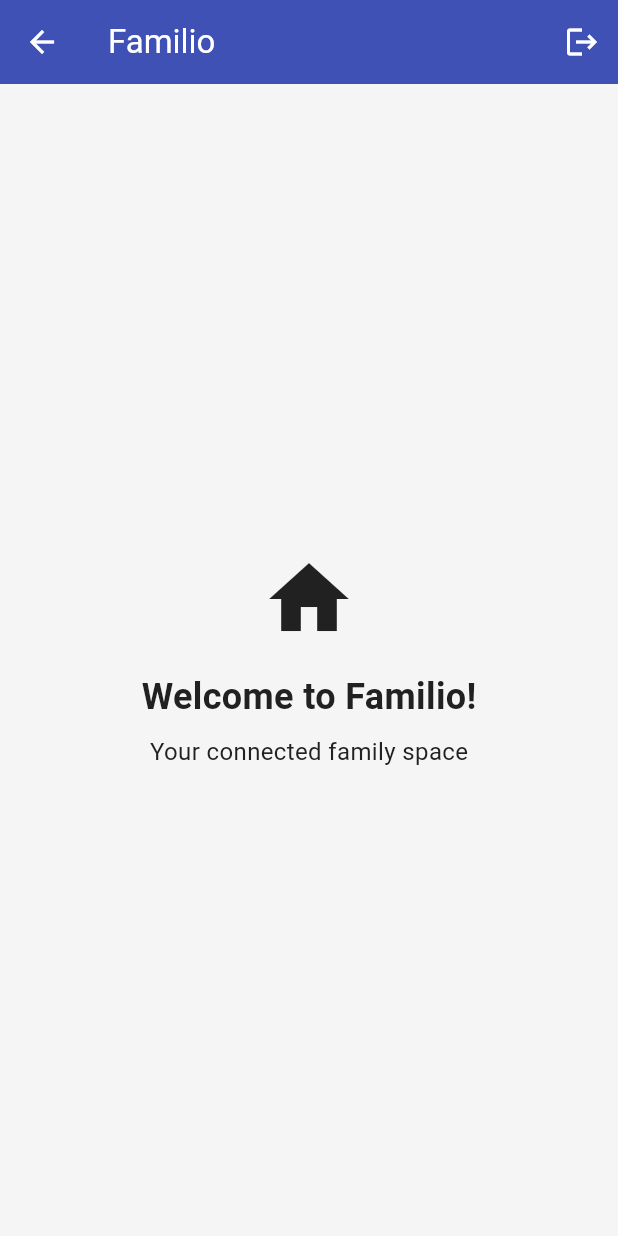
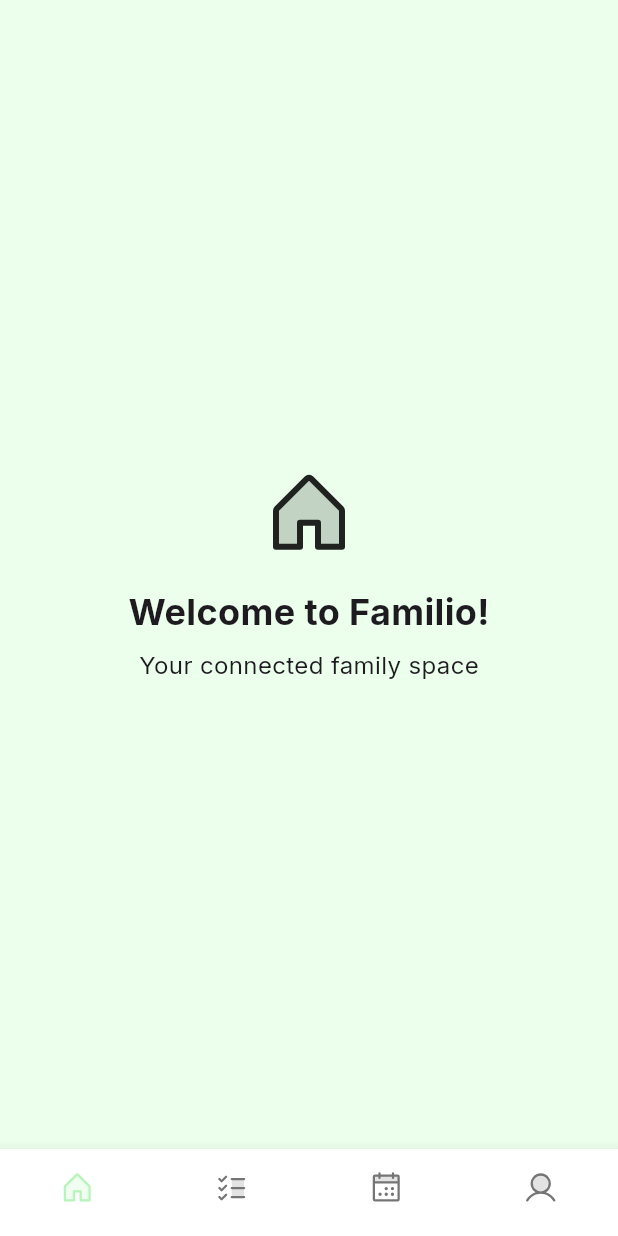
Before and after one commit to rbenjami/familio, a Flutter app: the HomePage screen opened by its route, on a phone screen of 412 x 824 dp. Run offline on Flutter 3.47's test engine with Material 3 defaults, Android fonts, the phone set to English and light mode, and no system bars; our stand-ins replace auto_route, firebase_analytics, firebase_auth, firebase_core, firebase_crashlytics, flutter_bloc and 7 more; accounts and stored records are empty.

Commit message:
Add main navigation and update theme/colors
Introduces MainPage with bottom navigation and new pages for Home, Tasks, Calendar, and Profile. Updates app theme colors and switches to Google Fonts for text styling. Refactors routing to use nested routes under MainPage and adds support for Firebase on web, macOS, and Windows platforms. Removes Bloc/auth logic from HomePage and replaces icons with Phosphor icons.

```diff
--- a/lib/core/theme/app_theme.dart
+++ b/lib/core/theme/app_theme.dart
@@ -1,4 +1,5 @@
 import 'package:flutter/material.dart';
+import 'package:google_fonts/google_fonts.dart';
 
 /// App theme configuration class
 class AppTheme {
@@ -6,9 +7,9 @@ class AppTheme {
   AppTheme._();
 
   /// Primary brand colors
-  static const Color primaryColor = Color(0xFF3F51B5); // Indigo
-  static const Color primaryLightColor = Color(0xFF757DE8);
-  static const Color primaryDarkColor = Color(0xFF002984);
+  static const Color primaryColor = Color(0xFFB6F4B9);
+  static const Color primaryLightColor = Color(0xFFD6F7D8);
+  static const Color primaryDarkColor = Color(0xFF87B689);
 
   /// Secondary brand colors
   static const Color secondaryColor = Color(0xFFFF9800); // Orange
@@ -25,7 +26,7 @@ class AppTheme {
   static const Color infoColor = Color(0xFF2196F3); // Blue
 
   /// Neutral colors
-  static const Color backgroundColor = Color(0xFFF5F5F5);
+  static const Color backgroundColor = Color(0xFFEBFFEC);
   static const Color surfaceColor = Colors.white;
   static const Color cardColor = Colors.white;
 
@@ -48,8 +49,6 @@ class AppTheme {
       onSecondaryContainer: Colors.black,
       tertiary: accentColor,
       onTertiary: Colors.white,
-      background: backgroundColor,
-      onBackground: textPrimaryColor,
       surface: surfaceColor,
       onSurface: textPrimaryColor,
       error: errorColor,
@@ -107,23 +106,24 @@ class AppTheme {
       ),
       contentPadding: const EdgeInsets.symmetric(horizontal: 16, vertical: 16),
     ),
-    textTheme: const TextTheme(
-      displayLarge: TextStyle(color: textPrimaryColor),
-      displayMedium: TextStyle(color: textPrimaryColor),
-      displaySmall: TextStyle(color: textPrimaryColor),
-      headlineLarge: TextStyle(color: textPrimaryColor),
-      headlineMedium: TextStyle(color: textPrimaryColor),
-      headlineSmall: TextStyle(color: textPrimaryColor),
-      titleLarge: TextStyle(color: textPrimaryColor),
-      titleMedium: TextStyle(color: textPrimaryColor),
-      titleSmall: TextStyle(color: textPrimaryColor),
-      bodyLarge: TextStyle(color: textPrimaryColor),
-      bodyMedium: TextStyle(color: textPrimaryColor),
-      bodySmall: TextStyle(color: textSecondaryColor),
-      labelLarge: TextStyle(color: textPrimaryColor),
-      labelMedium: TextStyle(color: textPrimaryColor),
-      labelSmall: TextStyle(color: textSecondaryColor),
-    ),
+    textTheme: GoogleFonts.interTextTheme(),
+    // textTheme: const TextTheme(
+    //   displayLarge: TextStyle(color: textPrimaryColor),
+    //   displayMedium: TextStyle(color: textPrimaryColor),
+    //   displaySmall: TextStyle(color: textPrimaryColor),
+    //   headlineLarge: TextStyle(color: textPrimaryColor),
+    //   headlineMedium: TextStyle(color: textPrimaryColor),
+    //   headlineSmall: TextStyle(color: textPrimaryColor),
+    //   titleLarge: TextStyle(color: textPrimaryColor),
+    //   titleMedium: TextStyle(color: textPrimaryColor),
+    //   titleSmall: TextStyle(color: textPrimaryColor),
+    //   bodyLarge: TextStyle(color: textPrimaryColor),
+    //   bodyMedium: TextStyle(color: textPrimaryColor),
+    //   bodySmall: TextStyle(color: textSecondaryColor),
+    //   labelLarge: TextStyle(color: textPrimaryColor),
+    //   labelMedium: TextStyle(color: textPrimaryColor),
+    //   labelSmall: TextStyle(color: textSecondaryColor),
+    // ),
     bottomNavigationBarTheme: const BottomNavigationBarThemeData(
       backgroundColor: Colors.white,
       selectedItemColor: primaryColor,
@@ -148,8 +148,6 @@ class AppTheme {
       onSecondaryContainer: Colors.white,
       tertiary: accentColor,
       onTertiary: Colors.white,
-      background: const Color(0xFF121212),
-      onBackground: Colors.white,
       surface: const Color(0xFF1E1E1E),
       onSurface: Colors.white,
       error: errorColor,
--- a/lib/familio_app.dart
+++ b/lib/familio_app.dart
@@ -20,7 +20,7 @@ class FamilioApp extends StatelessWidget {
         title: 'Familio',
         theme: AppTheme.lightTheme,
         darkTheme: AppTheme.darkTheme,
-        themeMode: ThemeMode.system,
+        themeMode: ThemeMode.light, //ThemeMode.system,
         localizationsDelegates: [
           S.delegate,
           GlobalMaterialLocalizations.delegate,
--- /dev/null
+++ b/lib/presentation/pages/calendar/calendar_page.dart
@@ -0,0 +1,12 @@
+import 'package:auto_route/auto_route.dart';
+import 'package:flutter/material.dart';
+
+@RoutePage()
+class CalendarPage extends StatelessWidget {
+  const CalendarPage({super.key});
+
+  @override
+  Widget build(BuildContext context) {
+    return Scaffold(body: Center(child: Text('Calendar')));
+  }
+}
--- a/lib/presentation/pages/home/home_page.dart
+++ b/lib/presentation/pages/home/home_page.dart
@@ -1,11 +1,7 @@
 import 'package:auto_route/auto_route.dart';
 import 'package:familio/core/utils/context_ext.dart';
-import 'package:familio/presentation/router/app_router.gr.dart';
 import 'package:flutter/material.dart';
-import 'package:flutter_bloc/flutter_bloc.dart';
-
-import '../../blocs/auth/auth_bloc.dart';
-import '../../blocs/auth/auth_event.dart';
+import 'package:phosphor_flutter/phosphor_flutter.dart';
 
 @RoutePage()
 class HomePage extends StatelessWidget {
@@ -13,36 +9,26 @@ class HomePage extends StatelessWidget {
 
   @override
   Widget build(BuildContext context) {
-    return Scaffold(
-      appBar: AppBar(
-        title: Text(context.s.appTitle),
-        actions: [
-          IconButton(
-            icon: const Icon(Icons.logout),
-            onPressed: () {
-              context.read<AuthBloc>().add(const SignOutRequested());
-              context.router.replace(const AuthRoute());
-            },
-          ),
-        ],
-      ),
-      body: Center(
+    return Scaffold(body: _Body());
+  }
+}
+
+class _Body extends StatelessWidget {
+  @override
+  Widget build(BuildContext context) {
+    return Center(
       child: Column(
         mainAxisAlignment: MainAxisAlignment.center,
         children: [
-            Icon(Icons.home, size: 64),
+          PhosphorIcon(PhosphorIconsDuotone.house, size: 64),
           SizedBox(height: 16),
           Text(
             context.s.home_welcomeTitle,
             style: TextStyle(fontSize: 24, fontWeight: FontWeight.bold),
           ),
           SizedBox(height: 8),
-            Text(
-              context.s.home_welcomeSubtitle,
-              style: TextStyle(fontSize: 16),
-            ),
+          Text(context.s.home_welcomeSubtitle, style: TextStyle(fontSize: 16)),
         ],
-        ),
       ),
     );
   }
--- /dev/null
+++ b/lib/presentation/pages/main/main_page.dart
@@ -0,0 +1,51 @@
+import 'package:auto_route/auto_route.dart';
+import 'package:flutter/material.dart';
+import 'package:phosphor_flutter/phosphor_flutter.dart';
+
+@RoutePage()
+class MainPage extends StatelessWidget {
+  const MainPage({super.key});
+
+  @override
+  Widget build(BuildContext context) {
+    return AutoTabsRouter(
+      builder: (context, child) {
+        return Scaffold(
+          body: child,
+          bottomNavigationBar: _BottomNavigationBar(),
+        );
+      },
+    );
+  }
+}
+
+class _BottomNavigationBar extends StatelessWidget {
+  @override
+  Widget build(BuildContext context) {
+    final tabsRouter = AutoTabsRouter.of(context);
+    return BottomNavigationBar(
+      showSelectedLabels: false,
+      showUnselectedLabels: false,
+      currentIndex: tabsRouter.activeIndex,
+      onTap: tabsRouter.setActiveIndex,
+      items: const [
+        BottomNavigationBarItem(
+          icon: PhosphorIcon(PhosphorIconsDuotone.house),
+          label: 'Home',
+        ),
+        BottomNavigationBarItem(
+          icon: PhosphorIcon(PhosphorIconsDuotone.listChecks),
+          label: 'Tasks',
+        ),
+        BottomNavigationBarItem(
+          icon: PhosphorIcon(PhosphorIconsDuotone.calendarDots),
+          label: 'Calendar',
+        ),
+        BottomNavigationBarItem(
+          icon: PhosphorIcon(PhosphorIconsDuotone.user),
+          label: 'Profile',
+        ),
+      ],
+    );
+  }
+}
--- /dev/null
+++ b/lib/presentation/pages/profile/profile_page.dart
@@ -0,0 +1,12 @@
+import 'package:auto_route/auto_route.dart';
+import 'package:flutter/material.dart';
+
+@RoutePage()
+class ProfilePage extends StatelessWidget {
+  const ProfilePage({super.key});
+
+  @override
+  Widget build(BuildContext context) {
+    return Scaffold(body: Center(child: Text('Profile')));
+  }
+}
--- /dev/null
+++ b/lib/presentation/pages/tasks/tasks_page.dart
@@ -0,0 +1,12 @@
+import 'package:auto_route/auto_route.dart';
+import 'package:flutter/material.dart';
+
+@RoutePage()
+class TasksPage extends StatelessWidget {
+  const TasksPage({super.key});
+
+  @override
+  Widget build(BuildContext context) {
+    return Scaffold(body: Center(child: Text('Tasks')));
+  }
+}
--- a/lib/presentation/router/app_router.dart
+++ b/lib/presentation/router/app_router.dart
@@ -10,13 +10,17 @@ import 'app_router.gr.dart';
 class AppRouter extends RootStackRouter {
   @override
   List<AutoRoute> get routes => [
-    // Splash route - initial route
-    AutoRoute(page: SplashRoute.page, initial: true, path: '/'),
-
-    // Auth route - public access
+    AutoRoute(page: SplashRoute.page, initial: true, path: '/splash'),
     AutoRoute(page: AuthRoute.page, path: '/auth'),
-
-    // Home route - no guard needed, handled by splash page
-    AutoRoute(page: HomeRoute.page, path: '/home'),
+    AutoRoute(
+      page: MainRoute.page,
+      path: '/',
+      children: [
+        AutoRoute(page: HomeRoute.page, path: 'home'),
+        AutoRoute(page: CalendarRoute.page, path: 'calendar'),
+        AutoRoute(page: TasksRoute.page, path: 'tasks'),
+        AutoRoute(page: ProfileRoute.page, path: 'profile'),
+      ],
+    ),
   ];
 }
--- a/pubspec.yaml
+++ b/pubspec.yaml
@@ -42,6 +42,8 @@ dependencies:
   uuid: ^4.5.1
   feedback: ^3.1.0
   firebase_crashlytics: ^4.3.8
+  google_fonts: ^6.3.0
+  phosphor_flutter: ^2.1.0
 
 dev_dependencies:
   flutter_test:
```
Also changed, not shown: firebase.json, lib/firebase_options.dart, lib/presentation/router/app_router.gr.dart, pubspec.lock, 2 other files. Lines whose indentation alone changed are shown as unchanged.
